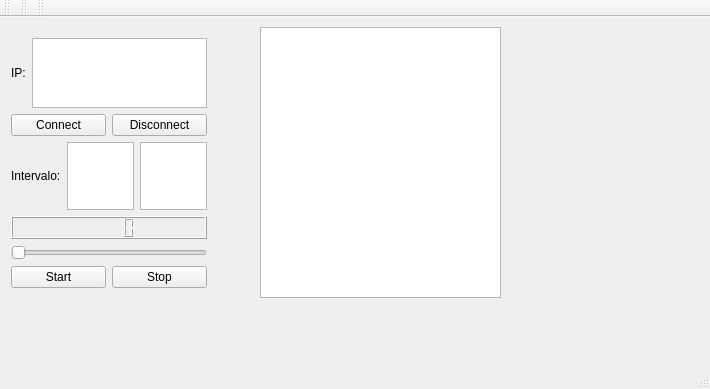
Before: the Qt Designer form QtTcpClient/mainwindow.ui in genilson1-/Paradigmas, drawn with Qt 5.
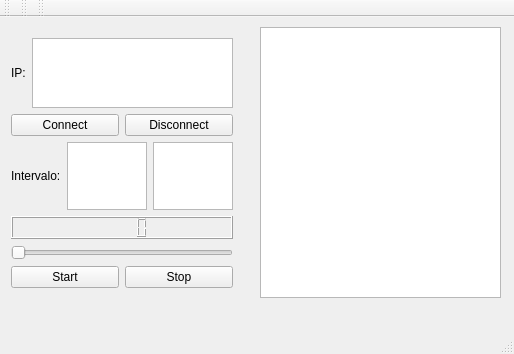
After: the same form once the commit is applied.

The edit to the form file:
```diff
--- a/QtTcpClient/mainwindow.ui
+++ b/QtTcpClient/mainwindow.ui
@@ -6,8 +6,8 @@
    <rect>
     <x>0</x>
     <y>0</y>
-    <width>710</width>
-    <height>389</height>
+    <width>514</width>
+    <height>354</height>
    </rect>
   </property>
   <property name="windowTitle">
@@ -19,15 +19,15 @@
      <rect>
       <x>0</x>
       <y>10</y>
-      <width>218</width>
+      <width>244</width>
       <height>272</height>
      </rect>
     </property>
-    <layout class="QVBoxLayout" name="verticalLayout_3">
+    <layout class="QVBoxLayout" name="verticalLayout_3" stretch="0,0">
      <item>
-      <layout class="QVBoxLayout" name="verticalLayout">
+      <layout class="QVBoxLayout" name="verticalLayout" stretch="30,70">
        <item>
-        <layout class="QHBoxLayout" name="horizontalLayout">
+        <layout class="QHBoxLayout" name="horizontalLayout" stretch="0,0">
          <item>
           <widget class="QLabel" name="label">
            <property name="text">
```
Left out of the diff: 2 changed lines with no effect on the pictures.
